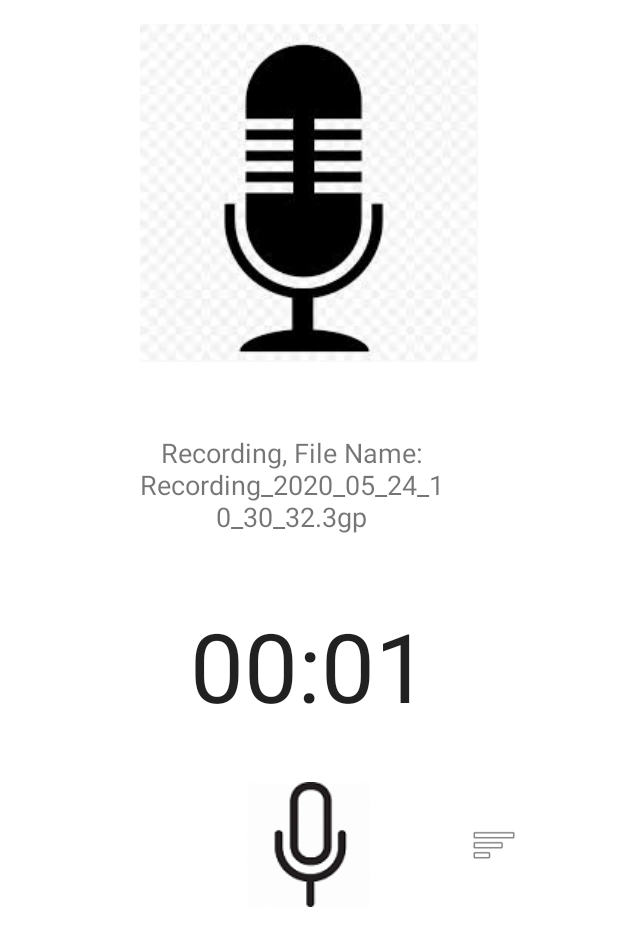
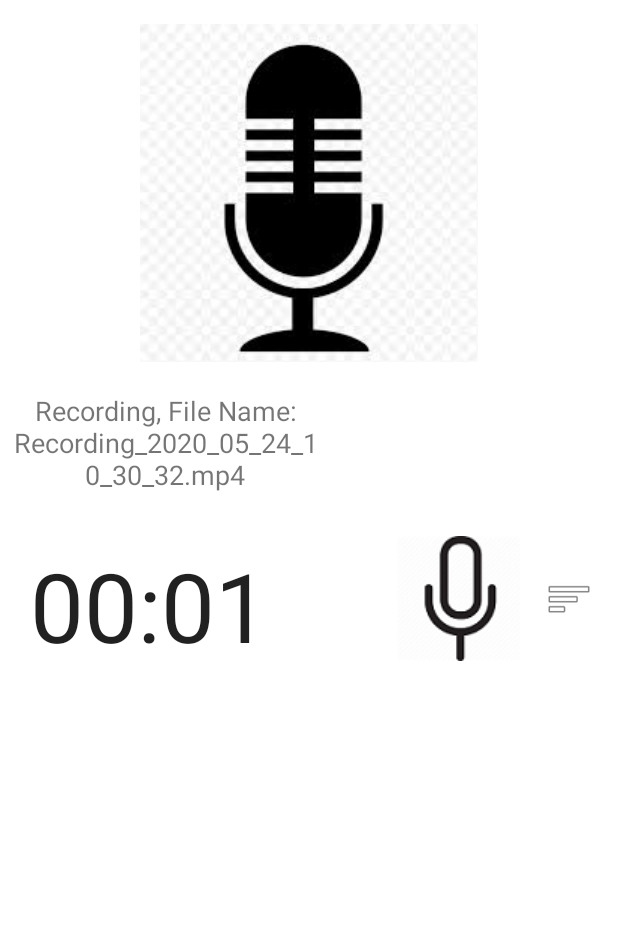
Before and after one commit to ITAppCPMProject/SpeechToText, an Android app: the RecordFragment screen opened directly, with no data from a screen before it, after a tap on an icon or button, on a phone screen of 412 x 824 dp. Shown: the top 946 px of the screen. Run offline under Robolectric (Android 15) with nearby library versions, the phone set to English and light mode, and no system bars; our stand-ins replace Firebase (no records; nobody signed in at launch, a user with empty details on screens opened directly).

```diff
--- a/app/src/main/java/com/example/itapp/RecordFragment.java
+++ b/app/src/main/java/com/example/itapp/RecordFragment.java
@@ -26,6 +26,7 @@ import android.widget.Chronometer;
 import android.widget.ImageButton;
 import android.widget.ImageView;
 import android.widget.TextView;
+import android.widget.Toast;
 
 import com.google.android.gms.tasks.OnSuccessListener;
 import com.google.firebase.storage.FirebaseStorage;
@@ -142,15 +143,15 @@ public class RecordFragment extends Fragment implements View.OnClickListener {
         SimpleDateFormat formatter = new SimpleDateFormat("yyyy_MM_dd_hh_mm_ss", Locale.CANADA);
         Date now = new Date();
 
-        recordFile = "Recording_" + formatter.format(now) + ".3gp";
+        recordFile = "Recording_" + formatter.format(now) + ".mp4";
 
         filenameText.setText("Recording, File Name: " + recordFile);
 
         mediaRecorder = new MediaRecorder();
         mediaRecorder.setAudioSource(MediaRecorder.AudioSource.MIC);
-        mediaRecorder.setOutputFormat(MediaRecorder.OutputFormat.THREE_GPP);
+        mediaRecorder.setOutputFormat(MediaRecorder.OutputFormat.MPEG_4);
         mediaRecorder.setOutputFile(recordPath + "/" + recordFile);
-        mediaRecorder.setAudioEncoder(MediaRecorder.AudioEncoder.AMR_NB);
+        mediaRecorder.setAudioEncoder(MediaRecorder.AudioEncoder.AAC);
         mFileName=(recordPath + "/" + recordFile);
 
 
@@ -177,14 +178,13 @@ public class RecordFragment extends Fragment implements View.OnClickListener {
     }
 
     private void uploadAudio() {
-        StorageReference filepath = mStorage.child("new_audio.3gp");
+        StorageReference filepath = mStorage.child("new_audio_3.mp4");
 
         Uri uri=Uri.fromFile(new File(mFileName));
 
         filepath.putFile(uri).addOnSuccessListener(new OnSuccessListener<UploadTask.TaskSnapshot>() {
             @Override
             public void onSuccess(UploadTask.TaskSnapshot taskSnapshot) {
-
             }
         });
 
--- a/app/src/main/res/layout/fragment_record.xml
+++ b/app/src/main/res/layout/fragment_record.xml
@@ -24,9 +24,9 @@
         android:id="@+id/record_filename"
         android:layout_width="212dp"
         android:layout_height="87dp"
-        android:layout_marginTop="48dp"
-        android:layout_marginEnd="112dp"
-        android:layout_marginRight="112dp"
+        android:layout_marginTop="20dp"
+        android:layout_marginEnd="196dp"
+        android:layout_marginRight="196dp"
         android:gravity="center_horizontal"
         android:text="Press the mic button \n to start recording"
         android:textAlignment="center"
@@ -38,9 +38,10 @@
         android:id="@+id/record_timer"
         android:layout_width="wrap_content"
         android:layout_height="wrap_content"
-        android:layout_marginTop="24dp"
+        android:layout_marginTop="12dp"
         android:textSize="64sp"
         app:layout_constraintEnd_toEndOf="parent"
+        app:layout_constraintHorizontal_bias="0.08"
         app:layout_constraintStart_toStartOf="parent"
         app:layout_constraintTop_toBottomOf="@+id/record_filename">
 
@@ -50,11 +51,10 @@
         android:id="@+id/record_btn"
         android:layout_width="82dp"
         android:layout_height="100dp"
-        android:layout_marginTop="136dp"
         android:background="@color/white"
         android:src="@drawable/record_btn_recording"
         app:layout_constraintEnd_toEndOf="parent"
-        app:layout_constraintHorizontal_bias="0.498"
+        app:layout_constraintHorizontal_bias="0.802"
         app:layout_constraintStart_toStartOf="parent"
         app:layout_constraintTop_toBottomOf="@+id/record_filename"
         tools:src="@drawable/record_btn_recording">
--- a/build.gradle
+++ b/build.gradle
@@ -5,10 +5,12 @@ buildscript {
     repositories {
         google()
         jcenter()
+        maven { url "http://jcenter.bintray.com"}
+
 
     }
     dependencies {
-        classpath 'com.android.tools.build:gradle:3.6.1'
+        classpath 'com.android.tools.build:gradle:3.6.2'
         classpath 'com.google.gms:google-services:4.2.0'
 
 
```
Also changed, not shown: app/build.gradle (+7 -7 lines), app/src/main/java/com/example/itapp/DisplayDescription.java (+73 -0 lines), app/src/main/java/com/example/itapp/DisplayRecords.java (+50 -0 lines), app/src/main/java/com/example/itapp/Samples.java (added, +44 -0 lines), app/src/main/res/layout/display_description.xml (+11 -1 lines), app/src/main/res/layout/display_records.xml (+4 -4 lines).
